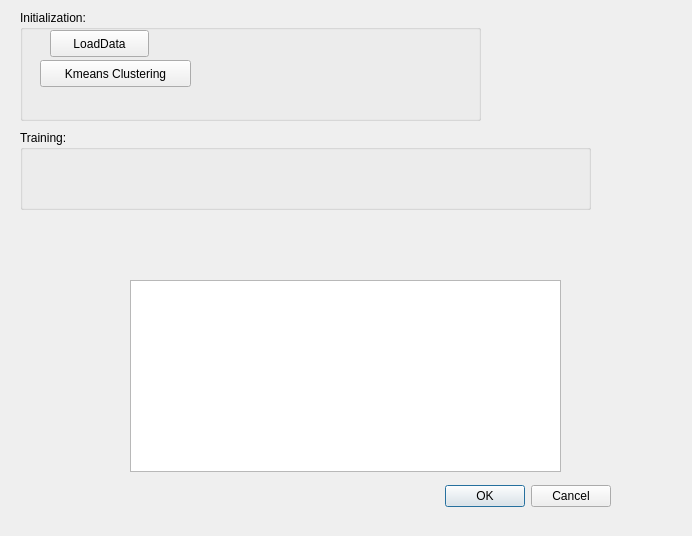
Old version of the form visualworddialog.ui in the repository LangYH/3DMonster.
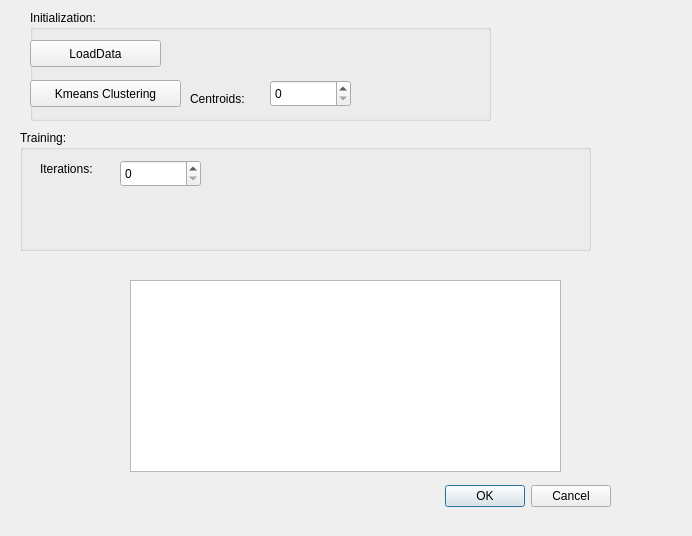
New version of the form.

Commit message: delete file .pro.user

```diff
--- a/visualworddialog.ui
+++ b/visualworddialog.ui
@@ -42,7 +42,7 @@
   <widget class="QGroupBox" name="groupBox">
    <property name="geometry">
     <rect>
-     <x>20</x>
+     <x>30</x>
      <y>10</y>
      <width>461</width>
      <height>111</height>
@@ -54,9 +54,9 @@
    <widget class="QPushButton" name="loadDataButton">
     <property name="geometry">
      <rect>
-      <x>30</x>
-      <y>20</y>
-      <width>99</width>
+      <x>0</x>
+      <y>30</y>
+      <width>131</width>
       <height>27</height>
      </rect>
     </property>
@@ -67,8 +67,8 @@
    <widget class="QPushButton" name="kmeansClusteringButton">
     <property name="geometry">
      <rect>
-      <x>20</x>
-      <y>50</y>
+      <x>0</x>
+      <y>70</y>
       <width>151</width>
       <height>27</height>
      </rect>
@@ -77,6 +77,29 @@
      <string>Kmeans Clustering</string>
     </property>
    </widget>
+   <widget class="QSpinBox" name="spinBox">
+    <property name="geometry">
+     <rect>
+      <x>240</x>
+      <y>70</y>
+      <width>81</width>
+      <height>27</height>
+     </rect>
+    </property>
+   </widget>
+   <widget class="QLabel" name="label">
+    <property name="geometry">
+     <rect>
+      <x>160</x>
+      <y>80</y>
+      <width>81</width>
+      <height>17</height>
+     </rect>
+    </property>
+    <property name="text">
+     <string>Centroids:</string>
+    </property>
+   </widget>
   </widget>
   <widget class="QGroupBox" name="groupBox_2">
    <property name="geometry">
@@ -84,12 +107,35 @@
      <x>20</x>
      <y>130</y>
      <width>571</width>
-     <height>80</height>
+     <height>121</height>
     </rect>
    </property>
    <property name="title">
     <string>Training:</string>
    </property>
+   <widget class="QLabel" name="label_2">
+    <property name="geometry">
+     <rect>
+      <x>20</x>
+      <y>30</y>
+      <width>81</width>
+      <height>17</height>
+     </rect>
+    </property>
+    <property name="text">
+     <string>Iterations:</string>
+    </property>
+   </widget>
+   <widget class="QSpinBox" name="spinBox_2">
+    <property name="geometry">
+     <rect>
+      <x>100</x>
+      <y>30</y>
+      <width>81</width>
+      <height>27</height>
+     </rect>
+    </property>
+   </widget>
   </widget>
  </widget>
  <resources/>
```
The commit also changes 2 other files.
